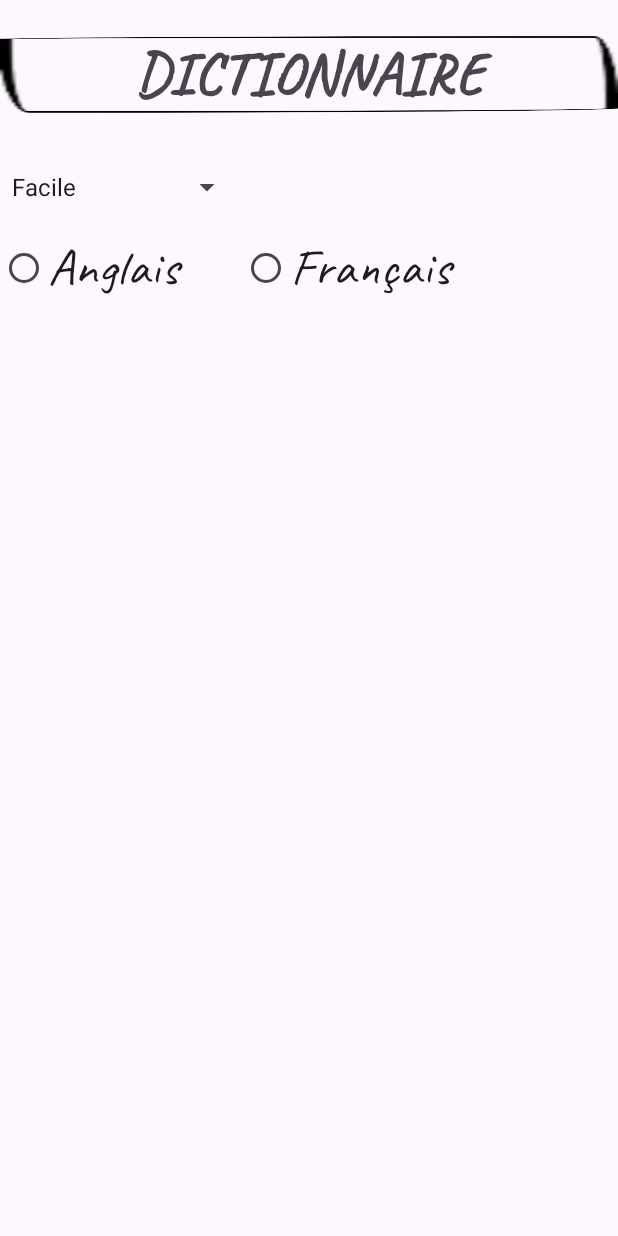
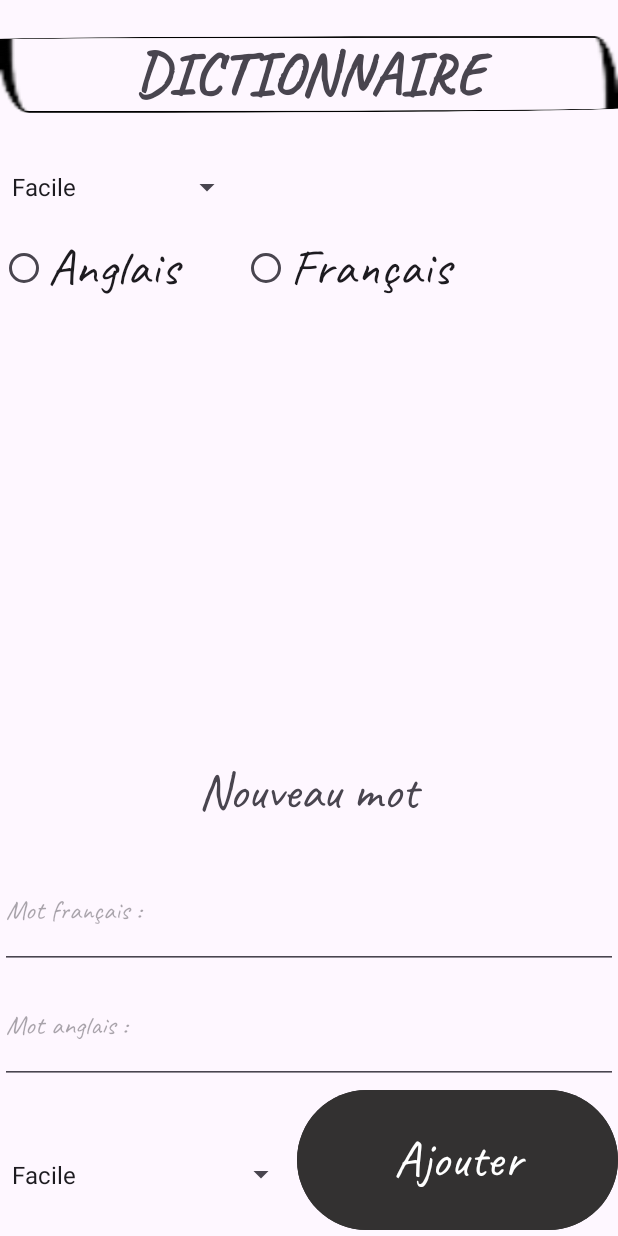
Before and after one commit to Jxddiss/jeu_pendu, an Android app built with Jetpack Compose: the layout activity_dictionnary.xml on its own in the app's theme, with its tools: preview values and no code run, on a phone screen of 412 x 824 dp. Run offline under Robolectric (Android 15) with nearby library versions, the phone set to English and light mode, and no system bars.

Commit message:
modification des DAO

```diff
--- a/app/src/main/res/layout/activity_dictionnary.xml
+++ b/app/src/main/res/layout/activity_dictionnary.xml
@@ -57,9 +57,74 @@
     <androidx.recyclerview.widget.RecyclerView
         android:id="@+id/recycler"
         android:layout_width="417dp"
-        android:layout_height="330dp"
+        android:layout_height="284dp"
         tools:ignore="MissingConstraints">
 
     </androidx.recyclerview.widget.RecyclerView>
 
+    <LinearLayout
+        android:layout_width="match_parent"
+        android:layout_height="match_parent"
+        android:orientation="vertical">
+
+        <TextView
+            android:id="@+id/textView7"
+            android:layout_width="match_parent"
+            android:layout_height="50dp"
+            android:layout_weight="1"
+            android:fontFamily="@font/caveat"
+            android:gravity="center"
+            android:text="@string/nouveau_mot"
+            android:textSize="34dp" />
+
+        <EditText
+            android:id="@+id/nouveauMotFrancais"
+            android:layout_width="match_parent"
+            android:layout_height="wrap_content"
+            android:layout_weight="1"
+            android:ems="10"
+            android:fontFamily="@font/caveat"
+            android:hint="@string/mot_francais"
+            android:inputType="text"
+            android:singleLine="false" />
+
+        <EditText
+            android:id="@+id/nouveauMotAnglais"
+            android:layout_width="match_parent"
+            android:layout_height="wrap_content"
+            android:layout_weight="1"
+            android:ems="10"
+            android:fontFamily="@font/caveat"
+            android:hint="@string/mot_anglais"
+            android:inputType="text" />
+
+        <LinearLayout
+            android:layout_width="match_parent"
+            android:layout_height="wrap_content"
+            android:layout_weight="1"
+            android:gravity="center_horizontal"
+            android:orientation="horizontal">
+
+            <Spinner
+                android:id="@+id/menuAjout"
+                android:layout_width="198dp"
+                android:layout_height="match_parent"
+                android:layout_marginTop="19dp"
+
+                android:entries="@array/mode"
+                android:gravity="center" />
+
+            <Button
+                android:id="@+id/boutonAjouter"
+                android:layout_width="wrap_content"
+                android:layout_height="match_parent"
+                android:layout_weight="1"
+                android:backgroundTint="#333131"
+                android:fontFamily="@font/caveat"
+                android:text="@string/Ajouter"
+                android:textSize="34sp" />
+        </LinearLayout>
+
+    </LinearLayout>
+
 </LinearLayout>
--- a/app/src/main/res/values/strings.xml
+++ b/app/src/main/res/values/strings.xml
@@ -50,6 +50,11 @@
     <string name="difficile">Difficile</string>
     <string name="Retirer">Retirer</string>
     <string name="title_activity_dictionnaire">DictionnaireActivity</string>
+    <string name="nouveau_mot">Nouveau mot</string>
+    <string name="mot_francais">Mot français :</string>
+    <string name="mot_anglais">Mot anglais :</string>
+    <string name="une_difficulte">Difficulté</string>
+    <string name="Ajouter">Ajouter</string>
 
 
 </resources>
--- a/build.gradle.kts
+++ b/build.gradle.kts
@@ -1,5 +1,5 @@
 // Top-level build file where you can add configuration options common to all sub-projects/modules.
 plugins {
     id("com.android.application") version "8.4.0" apply false
-    id("org.jetbrains.kotlin.android") version "1.9.22" apply false
+    id("org.jetbrains.kotlin.android") version "1.9.0" apply false // Update to the compatible Kotlin version
 }
```
Also changed, not shown: app/build.gradle.kts (+18 -5 lines), app/src/main/AndroidManifest.xml (+3 -8 lines), app/src/main/java/com/example/myapplication/DictionnaryActivity.kt (+55 -37 lines), app/src/main/java/com/example/myapplication/PreferencesActivity.kt (+13 -0 lines), app/src/main/java/com/example/myapplication/databasehelper/MotDAO.kt (+6 -7 lines), app/src/main/java/com/example/myapplication/recycleradapter/RecyclerAdapter.kt (+29 -27 lines), app/src/main/res/layout/mot.xml (+1 -11 lines), 2 other files.
